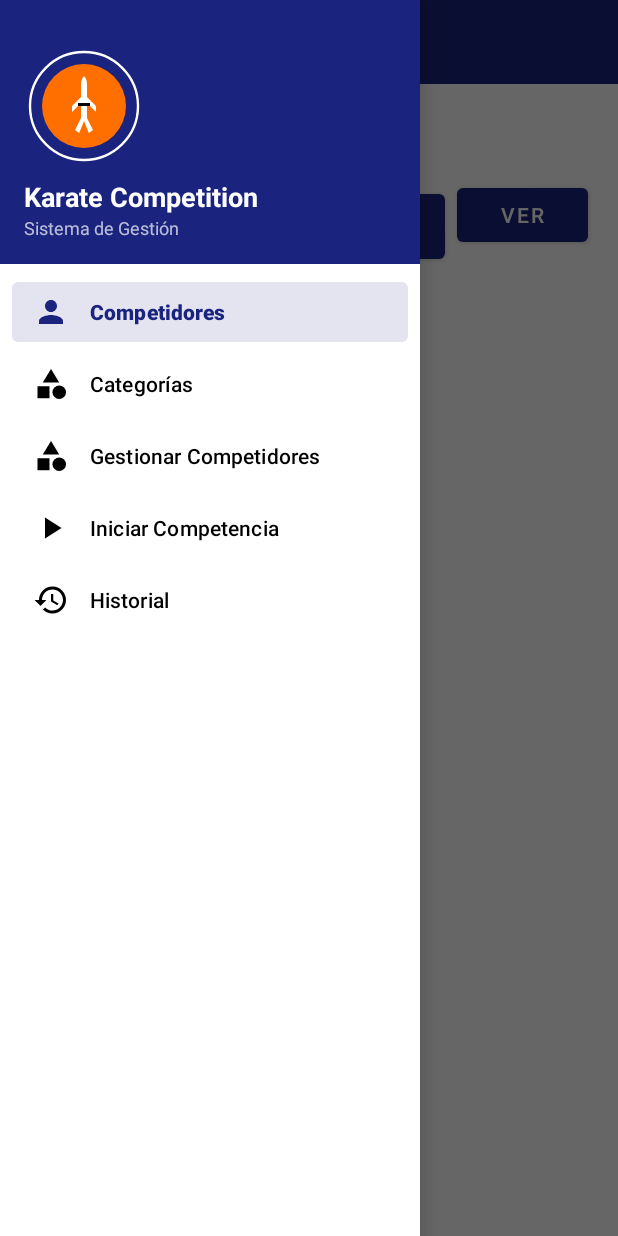
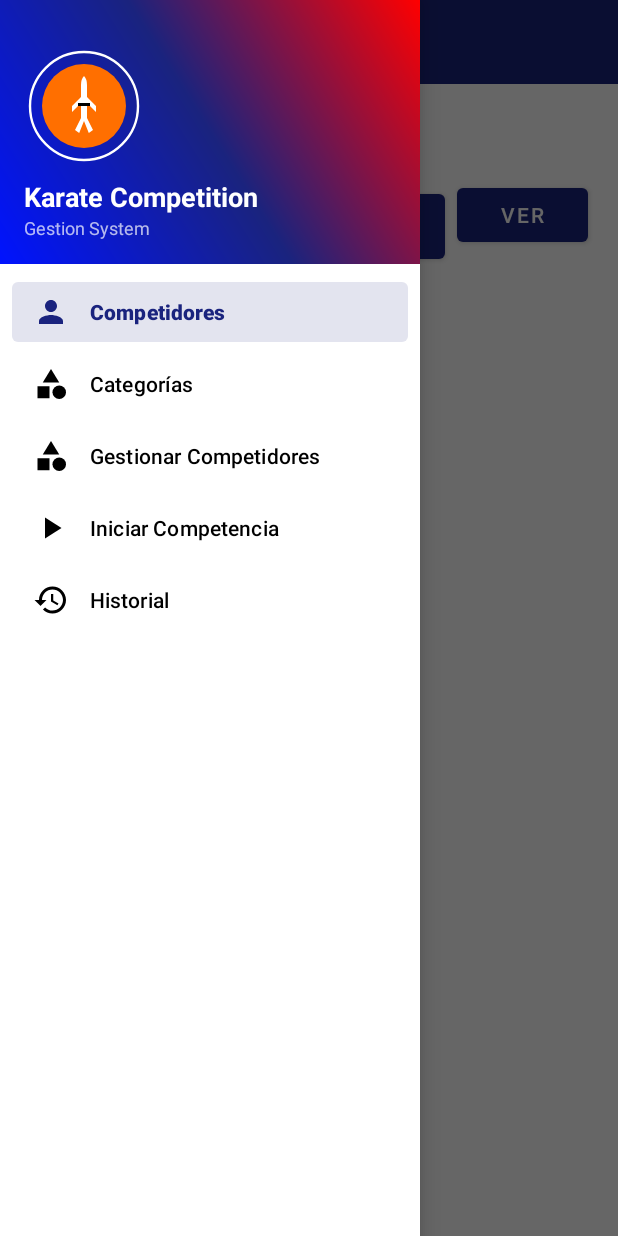
Before and after one commit to GrecoAveitua/proyectoKikin, an Android app: the screen it shows after launch (MainActivity), with the side drawer open, on a phone screen of 412 x 824 dp. Run offline under Robolectric (Android 15) with nearby library versions, the phone set to English and light mode, and no system bars.

Commit message:
Versión 8

```diff
--- /dev/null
+++ b/app/src/main/res/drawable/color_nav.xml
@@ -0,0 +1,9 @@
+<?xml version="1.0" encoding="utf-8"?>
+<shape xmlns:android="http://schemas.android.com/apk/res/android">
+    <gradient
+        android:angle="45"
+        android:startColor="#0013FF"
+        android:centerColor="@color/primary"
+        android:endColor="#FF0000"
+        android:type="linear"/>
+</shape>
--- a/app/src/main/res/layout/nav_header.xml
+++ b/app/src/main/res/layout/nav_header.xml
@@ -2,10 +2,10 @@
 <LinearLayout xmlns:android="http://schemas.android.com/apk/res/android"
     android:layout_width="match_parent"
     android:layout_height="176dp"
-    android:background="?attr/colorPrimary"
     android:gravity="bottom"
     android:orientation="vertical"
     android:padding="16dp"
+    android:background="@drawable/color_nav"
     android:theme="@style/ThemeOverlay.AppCompat.Dark">
 
     <ImageView
@@ -26,7 +26,7 @@
     <TextView
         android:layout_width="wrap_content"
         android:layout_height="wrap_content"
-        android:text="Sistema de Gestión"
+        android:text="Gestion System"
         android:textSize="12sp" />
 
 </LinearLayout>
```
